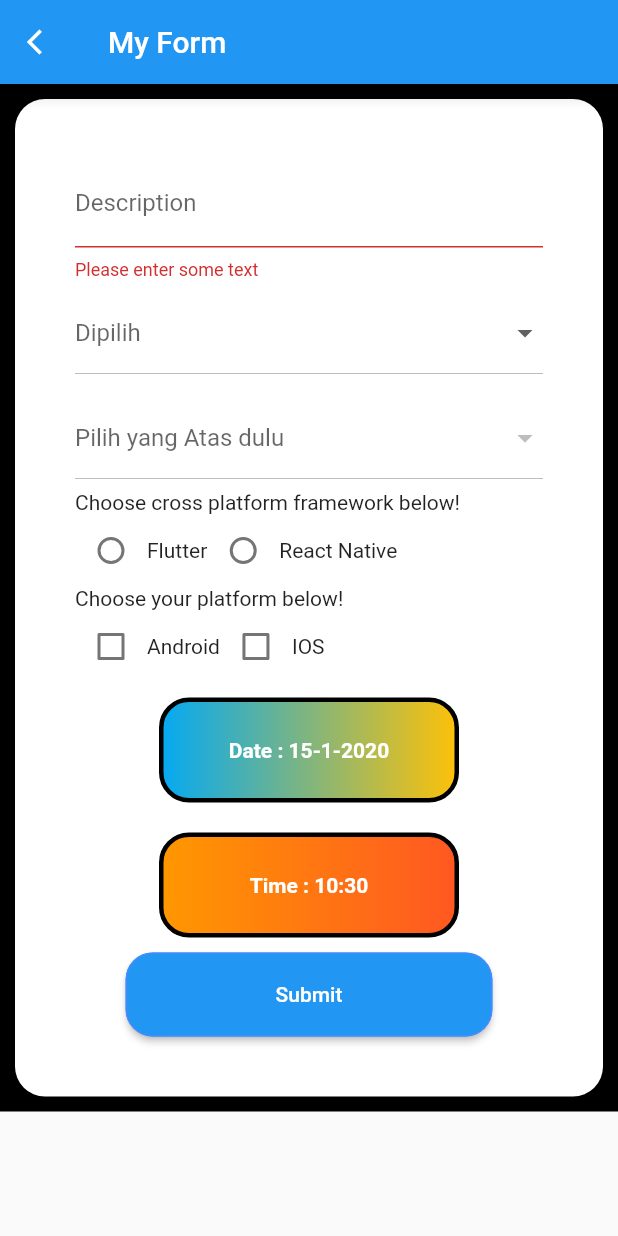
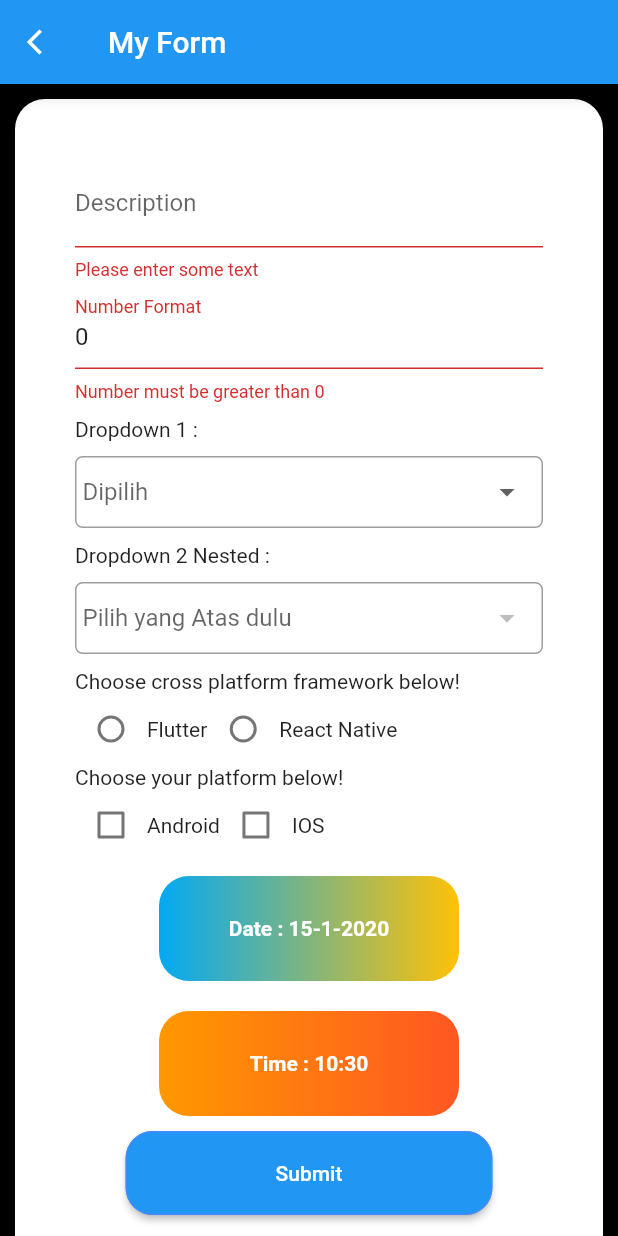
Before and after one commit to zakyarifudin/flutter_first, a Flutter app: the MyForm screen opened by its route, after a tap on "Submit", on a phone screen of 412 x 824 dp. Run offline on Flutter 3.47's test engine with Material 2 defaults, Android fonts, the phone set to English and light mode, and no system bars; our stand-ins replace bloc, carousel_slider, equatable, firebase_messaging, flutter_bloc, flutter_masked_text and 4 more; accounts and stored records are empty.

Commit message:
Form Number Format Currency dll

```diff
--- a/lib/Screen/MyForm/index.dart
+++ b/lib/Screen/MyForm/index.dart
@@ -1,5 +1,7 @@
 import 'package:flutter/cupertino.dart';
 import 'package:flutter/material.dart';
+import 'package:flutter/services.dart';
+import 'package:flutter_masked_text/flutter_masked_text.dart';
 
 class MyForm extends StatefulWidget {
   @override
@@ -8,6 +10,7 @@ class MyForm extends StatefulWidget {
 
 class _MyForm extends State<MyForm> {
   String description;
+  double numberFormat;
   String dropdownValue;
   int multiDropdownValue;
   int radioValue;
@@ -21,9 +24,13 @@ class _MyForm extends State<MyForm> {
   final _formKey = GlobalKey<FormState>();
   final _scaffoldKey = GlobalKey<ScaffoldState>();
 
+  // untuk number format currency
+  var currController = new MoneyMaskedTextController(decimalSeparator: "", precision: 0);
+
   void initState(){
     super.initState();
     description = '';
+    numberFormat = 0;
     dropdownValue = null;
     multiDropdownValue = null;
     radioValue = null;
@@ -104,7 +111,7 @@ class _MyForm extends State<MyForm> {
       initialTime: timeValue,
     );
 
-    if(picked != null && picked != dateValue){
+    if(picked != null && picked != timeValue){
       print(picked.toString());
       setState(() {
         timeValue = picked;
@@ -162,8 +169,37 @@ class _MyForm extends State<MyForm> {
                           });
                         },
                       ),
+                      TextFormField(
+                        controller: currController,
+                        inputFormatters: [
+                          WhitelistingTextInputFormatter.digitsOnly
+                        ],
+                        keyboardType: TextInputType.number,
+                        decoration: InputDecoration(
+                          labelText: 'Number Format',
+                        ),
+                        validator: (value) {
+                          if (value.isEmpty) {
+                            return 'Please enter number';
+                          }
+                          if(double.parse(value) == 0){
+                            return 'Number must be greater than 0';
+                          }
+                          return null;
+                        },
+                        onChanged: (value) {
+                          print(double.parse(value));
+                          setState(() {
+                            numberFormat = double.parse(value);
+                          });
+                        },
+                      ),
+                      Container(
+                        margin: EdgeInsets.symmetric(vertical: 10),
+                          child: Text("Dropdown 1 : ")
+                      ),
                       Center(
-                        child: DropdownButton<String>(
+                        child: DropdownButtonFormField<String>(
                           hint: Text("Dipilih"),
                           value: dropdownValue,
                           items: <String>['AAAA', 'BBBB', 'CCCC', 'DDDD'].map((String value) {
@@ -180,11 +216,21 @@ class _MyForm extends State<MyForm> {
                             onChangeDropdown(value);
                           },
                           isExpanded: true,
-                          itemHeight: 70,
+                          decoration: InputDecoration(
+                            contentPadding: EdgeInsets.only(left: 5),
+                              errorStyle: TextStyle(color: Colors.redAccent, fontSize: 16.0),
+                              border: OutlineInputBorder(borderRadius: BorderRadius.circular(5.0))
                           ),
                         ),
-                      Center(
-                        child: DropdownButton<int>(
+                      ),
+                      Container(
+                          margin: EdgeInsets.symmetric(vertical: 10),
+                          child: Text("Dropdown 2 Nested : ")
+                      ),
+                      Container(
+                        margin: EdgeInsets.only(bottom: 10),
+                        child: Center(
+                          child: DropdownButtonFormField<int>(
                             hint: Text("Pilih yang Atas dulu"),
                             value: multiDropdownValue,
                             items: multiItemData.map((MultiItem value) {
@@ -200,7 +246,12 @@ class _MyForm extends State<MyForm> {
                               });
                             },
                             isExpanded: true,
-                          itemHeight: 70,
+                            decoration: InputDecoration(
+                                contentPadding: EdgeInsets.only(left: 5),
+                                errorStyle: TextStyle(color: Colors.redAccent, fontSize: 16.0),
+                                border: OutlineInputBorder(borderRadius: BorderRadius.circular(5.0))
+                            ),
+                          ),
                         ),
                       ),
                       Column(
@@ -245,7 +296,7 @@ class _MyForm extends State<MyForm> {
                             margin: EdgeInsets.all(10),
                             decoration: BoxDecoration(
                                 borderRadius: BorderRadius.all(Radius.circular(20)),
-                                border: Border.all(width: 3, color: Colors.black),
+                                // border: Border.all(width: 3, color: Colors.black),
                                 gradient: LinearGradient(colors: [
                                   Colors.lightBlue,
                                   Colors.amber
@@ -271,7 +322,7 @@ class _MyForm extends State<MyForm> {
                             margin: EdgeInsets.all(10),
                             decoration: BoxDecoration(
                                 borderRadius: BorderRadius.all(Radius.circular(20)),
-                                border: Border.all(width: 3, color: Colors.black),
+                                // border: Border.all(width: 3, color: Colors.black),
                                 gradient: LinearGradient(colors: [
                                   Colors.orange,
                                   Colors.deepOrange,
--- a/pubspec.yaml
+++ b/pubspec.yaml
@@ -28,6 +28,7 @@ dependencies:
   splashscreen: ^1.2.0
   shimmer: ^1.0.1
   carousel_slider: ^1.4.0
+  flutter_masked_text: ^0.8.0
 
   # The following adds the Cupertino Icons font to your application.
   # Use with the CupertinoIcons class for iOS style icons.
```
Also changed, not shown: pubspec.lock. Lines whose indentation alone changed are shown as unchanged.
